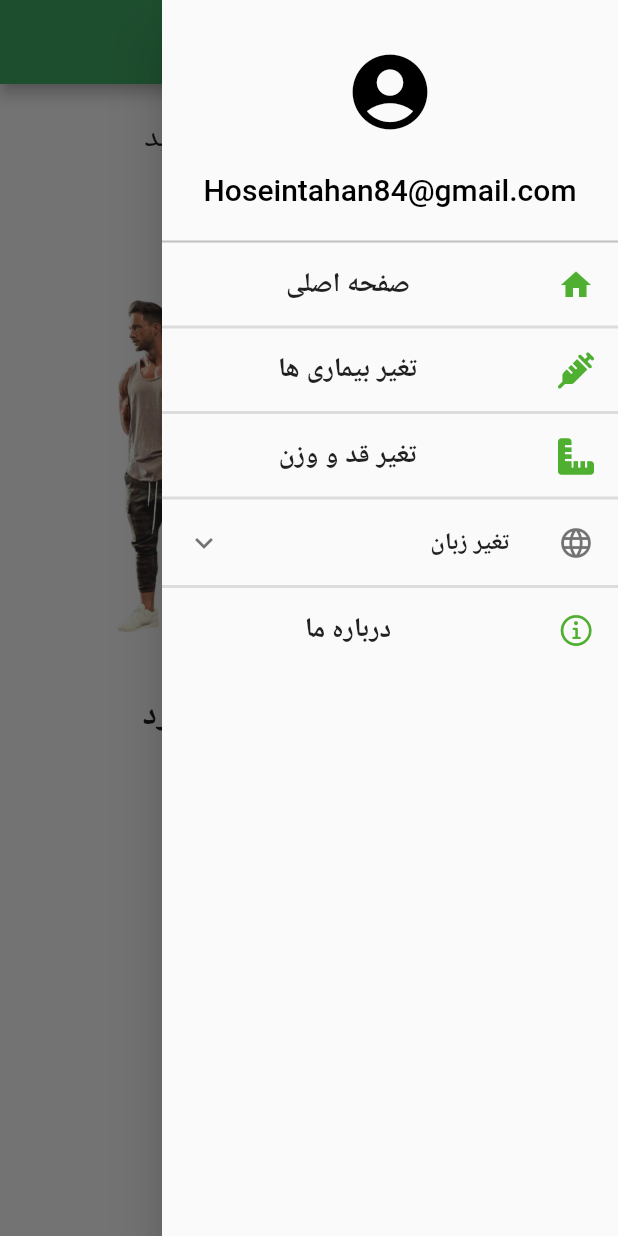
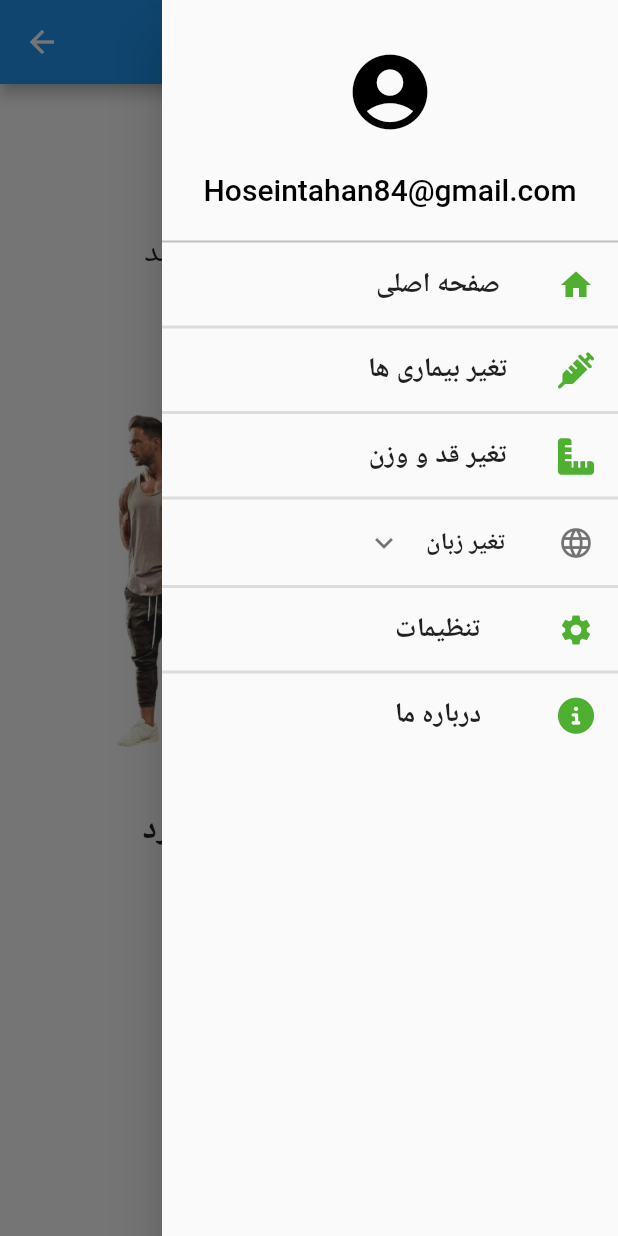
Before and after one commit to Ho3einTahan/sportapplication, a Flutter app: the MyApp screen opened directly, with the side drawer open, on a phone screen of 412 x 824 dp. Run offline on Flutter 3.47's test engine with Material 2 defaults, Android fonts, the phone set to English and light mode, and no system bars; our stand-ins replace font_awesome_flutter, liquid_progress_indicator, multi_dropdown, percent_indicator, smooth_page_indicator, step_progress_indicator.

Commit message:
Change Menu Item and Page Name

```diff
--- a/lib/page1.dart
+++ b/lib/gender_Page.dart
@@ -1,14 +1,14 @@
 import 'package:flutter/material.dart';
 import 'package:sport_application/page2.dart';
 
-class page1 extends StatefulWidget {
-  page1({super.key});
+class gender_Page extends StatefulWidget {
+  gender_Page({super.key});
 
   @override
-  State<page1> createState() => _page1State();
+  State<gender_Page> createState() => _gender_PageState();
 }
 
-class _page1State extends State<page1> {
+class _gender_PageState extends State<gender_Page> {
   double scale = 1;
   double scal1 = 1;
   double opacity = 0.9;
@@ -20,6 +20,8 @@ class _page1State extends State<page1> {
   Widget build(BuildContext context) {
     return Center(
       child: Column(
+        crossAxisAlignment: CrossAxisAlignment.center,
+        mainAxisAlignment: MainAxisAlignment.center,
         children: [
           SizedBox(height: 20),
           Text(
@@ -127,7 +129,7 @@ class _page1State extends State<page1> {
               ),
             ],
           ),
-          SizedBox(height: 16),
+          SizedBox(height: 180),
           Visibility(
             visible: isvisible,
             child: ClipRRect(
@@ -135,7 +137,7 @@ class _page1State extends State<page1> {
               child: ElevatedButton(
                 style: ElevatedButton.styleFrom(
                   minimumSize: Size(312, 48),
-                  primary: Color.fromARGB(255, 63, 170, 101),
+                  primary: Color(0xff4FAF30),
                 ),
                 onPressed: () {
                   Navigator.of(context).push(
--- a/lib/main.dart
+++ b/lib/main.dart
@@ -1,20 +1,16 @@
 import 'package:flutter/cupertino.dart';
 import 'package:flutter/material.dart';
 import 'package:smooth_page_indicator/smooth_page_indicator.dart';
-import 'package:sport_application/Loading_Page.dart';
+import 'package:sport_application/gender_Page.dart';
+import 'package:sport_application/model/data/appdata.dart';
 
-import 'package:sport_application/model/data/appdata.dart';
-import 'package:sport_application/Day_Page.dart';
-import 'package:sport_application/scrol.dart';
-
-import 'package:sport_application/setting/drawer1.dart';
+import 'package:sport_application/setting/Menu_Page.dart';
 
 void main() {
   runApp(
     MaterialApp(
-      theme: ThemeData(fontFamily: "iranyekan"),
       debugShowCheckedModeBanner: false,
-      home: (Day_Page()),
+      home: (MyApp()),
     ),
   );
 }
@@ -154,10 +150,12 @@ class _MyAppState extends State<MyApp> {
   @override
   Widget build(BuildContext context) {
     return Scaffold(
-      // drawer: drawer(),
-      //  endDrawer: drawer(),
+      appBar: AppBar(),
+      endDrawer: Drawer(
+        child: Menu_Page(title: "title"),
+      ),
       backgroundColor: Colors.white,
-      body: drawer(),
+      body: gender_Page(),
     );
   }
 }
--- a/lib/page11.dart
+++ b/lib/page11.dart
@@ -1,5 +1,5 @@
 import 'package:flutter/material.dart';
-import 'package:sport_application/about.dart';
+import 'package:sport_application/setting/about_Page.dart';
 
 class page11 extends StatefulWidget {
   const page11({super.key});
--- a/lib/page8.dart
+++ b/lib/page8.dart
@@ -1,6 +1,6 @@
 import 'package:flutter/material.dart';
 import 'package:sport_application/Day_Page.dart';
-import 'package:sport_application/setting/drawer1.dart';
+import 'package:sport_application/setting/Menu_Page.dart';
 
 class page8 extends StatefulWidget {
   page8({super.key, this.result2 = ""});
@@ -18,7 +18,7 @@ class _page8State extends State<page8> {
       theme: ThemeData(fontFamily: "iranyekan"),
       debugShowCheckedModeBanner: false,
       home: Scaffold(
-        drawer: drawer(),
+        drawer: Drawer(),
         appBar: AppBar(
           actions: [
             Padding(
--- a/lib/setting/drawer1.dart
+++ b/lib/setting/Menu_Page.dart
@@ -1,29 +1,18 @@
 import 'package:flutter/cupertino.dart';
 import 'package:flutter/material.dart';
 import 'package:font_awesome_flutter/font_awesome_flutter.dart';
-import 'package:sport_application/page1.dart';
+import 'package:sport_application/gender_Page.dart';
+
 import 'package:sport_application/page2.dart';
 
-class drawer extends StatelessWidget {
-  drawer({Key? key}) : super(key: key);
+class Menu_Page extends StatefulWidget {
+  Menu_Page({super.key, required this.title});
+  final String title;
   @override
-  Widget build(BuildContext context) {
-    return MaterialApp(
-      debugShowCheckedModeBanner: false,
-      theme: ThemeData(),
-      home: MyHomePage(title: ''),
-    );
-  }
+  State<Menu_Page> createState() => _Menu_PageState();
 }
 
-class MyHomePage extends StatefulWidget {
-  const MyHomePage({Key? key, required this.title}) : super(key: key);
-  final String title;
-  @override
-  State<MyHomePage> createState() => _MyHomePageState();
-}
-
-class _MyHomePageState extends State<MyHomePage> {
+class _Menu_PageState extends State<Menu_Page> {
   List<Menu> data = [];
 
   @override
@@ -34,26 +23,10 @@ class _MyHomePageState extends State<MyHomePage> {
     super.initState();
   }
 
-  @override
   Widget build(BuildContext context) {
-    return Scaffold(
-        appBar: AppBar(
-          backgroundColor: Color.fromARGB(255, 63, 170, 101),
-          title: Text(widget.title),
-        ),
-        endDrawer: Directionality(
+    return Directionality(
       textDirection: TextDirection.rtl,
-          child: Drawer(
-            child: _buildDrawer(),
-          ),
-        ),
-        body: Center(
-          child: page1(),
-        ));
-  }
-
-  Widget _buildDrawer() {
-    return ListView.separated(
+      child: ListView.separated(
         padding: EdgeInsets.only(top: 0),
         itemCount: data.length,
         itemBuilder: (BuildContext context, int index) {
@@ -65,6 +38,7 @@ class _MyHomePageState extends State<MyHomePage> {
         separatorBuilder: (BuildContext context, int index) => Divider(
           height: 1,
           thickness: 2,
+        ),
       ),
     );
   }
@@ -97,15 +71,9 @@ class _MyHomePageState extends State<MyHomePage> {
     double rp = 0;
     double fontSize = 22;
     if (menuItem.level == 1) {
-      lp = 0;
+      lp = 120;
       fontSize = 16;
     }
-    if (menuItem.level == 2) {
-      lp = 30;
-
-      fontSize = 14;
-    }
-
     if (menuItem.children.isEmpty) {
       return Builder(builder: (context) {
         return InkWell(
@@ -117,7 +85,8 @@ class _MyHomePageState extends State<MyHomePage> {
                 color: Color(0xff4FAF30),
               ),
               title: Text(
-                menuItem.title,textAlign: TextAlign.center,
+                menuItem.title,
+                textAlign: TextAlign.center,
                 style: TextStyle(fontWeight: FontWeight.w600, fontSize: 18),
               ),
             ),
@@ -127,14 +96,11 @@ class _MyHomePageState extends State<MyHomePage> {
               context,
               MaterialPageRoute(builder: (context) {
                 if (menuItem.title == "صفحه اصلی") {
-                  return drawer();
+                  return Drawer();
                 } else if (menuItem.title == "تغیر بیماری ها") {
                   return page2();
-                }
-                else if(menuItem.title==""){
-
-                }
-                return page1();
+                } else if (menuItem.title == "") {}
+                return gender_Page();
               }),
             );
           },
@@ -148,6 +114,7 @@ class _MyHomePageState extends State<MyHomePage> {
         leading: Icon(menuItem.icon),
         title: Text(
           menuItem.title,
+          textAlign: TextAlign.end,
           style: TextStyle(fontSize: fontSize, fontWeight: FontWeight.bold),
         ),
         children: menuItem.children.map(_buildMenuList).toList(),
@@ -158,7 +125,7 @@ class _MyHomePageState extends State<MyHomePage> {
 
 //The Menu Model
 class Menu {
-  int level = 0;
+  int level = 1;
   IconData icon = CupertinoIcons.check_mark;
   String title = "";
   List<Menu> children = [];
@@ -226,8 +193,14 @@ List dataList = [
   },
   {
     "level": 1,
-    "icon": CupertinoIcons.info_circle,
+    "icon": Icons.settings,
+    "title": "تنظیمات",
+  },
+  {
+    "level": 1,
+    "icon": FontAwesomeIcons.circleInfo,
     "title": "درباره ما",
   },
+
   //menu data item
 ];
```
Also changed, not shown: lib/scrol.dart (+76 -36 lines), pubspec.yaml (+8 -0 lines), lib/setting/about_Page.dart (renamed from lib/about.dart), pubspec.lock. Lines whose indentation alone changed are shown as unchanged.
